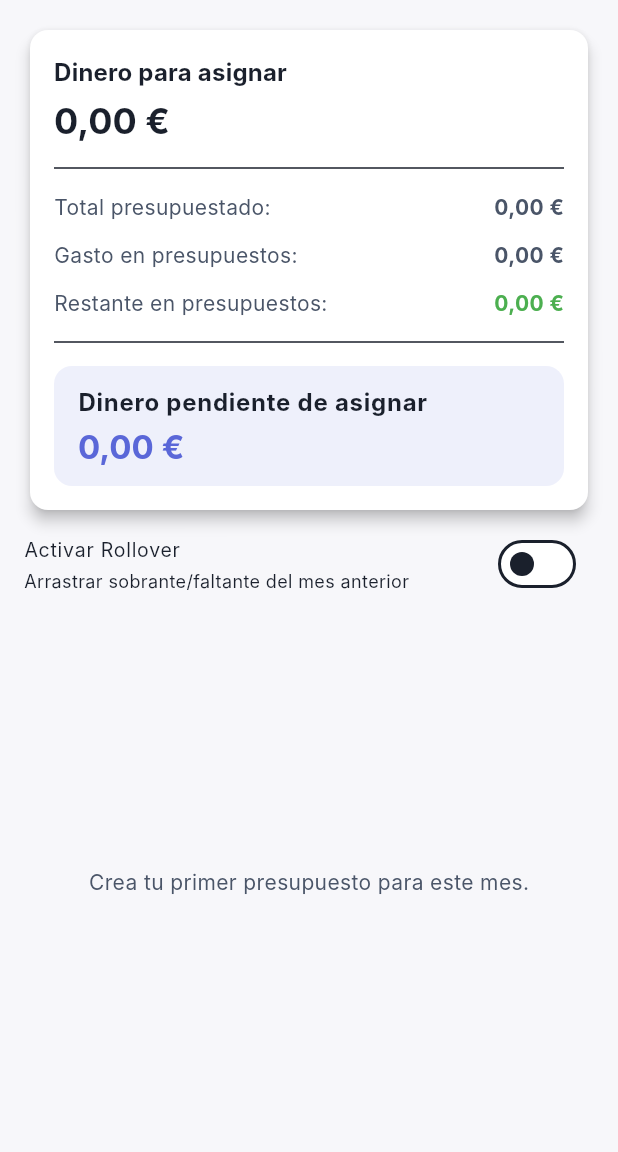
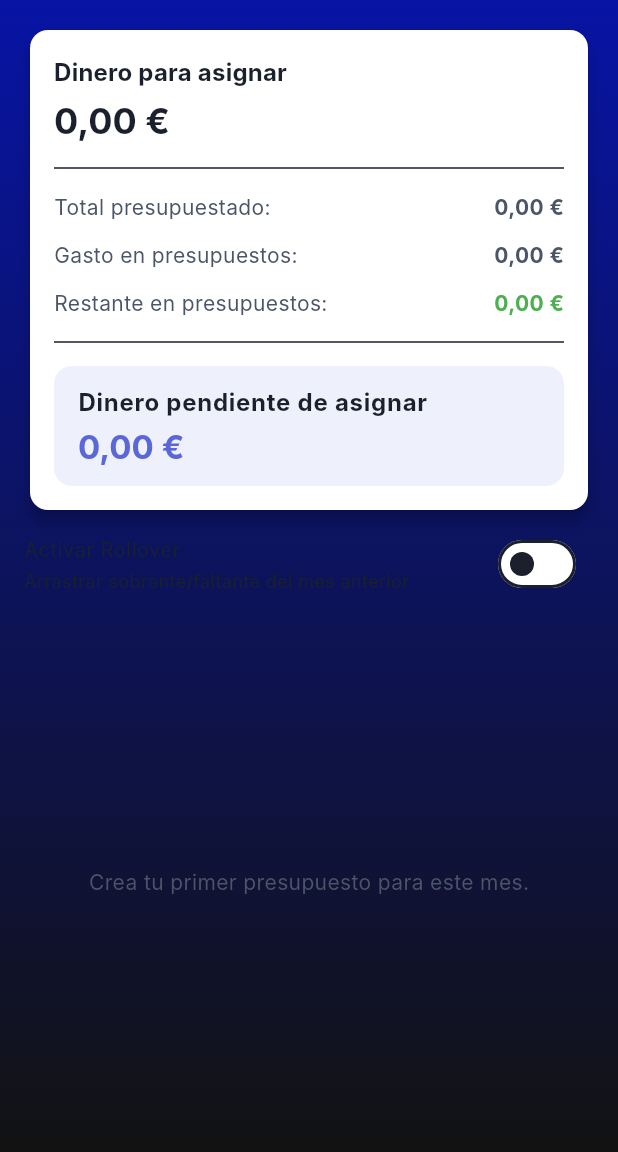
Before and after one commit to Thiagosnchz02/finai_flutter, a Flutter app: the BudgetScreen screen opened by its route, on a phone screen of 412 x 824 dp, the part 84-1236 px from its top. Run offline on Flutter 3.47's test engine with Material 3 defaults, Android fonts, the phone set to English and light mode, and no system bars; our stand-ins replace fl_chart, flutter_dotenv, flutter_svg, font_awesome_flutter, image_picker, intl_phone_field and 4 more; missing offline and left inert: flutter_facebook_auth; accounts and stored records are empty; Roboto replaces fonts that are missing (Inter).

Commit message:
Add gradient background to budgets screen

```diff
--- a/lib/features/budgets/screens/budget_screen.dart
+++ b/lib/features/budgets/screens/budget_screen.dart
@@ -192,12 +192,20 @@ class _BudgetScreenState extends State<BudgetScreen> {
           ),
         ],
       ),
-      body: FutureBuilder<Map<String, dynamic>>(
-        future: _dataFuture,
-        builder: (context, snapshot) {
-          if (snapshot.connectionState == ConnectionState.waiting) {
-            return const Center(child: CircularProgressIndicator());
-          }
+      body: Container(
+        decoration: const BoxDecoration(
+          gradient: LinearGradient(
+            colors: [Color(0xFF0714A4), Color(0xFF121212)],
+            begin: Alignment.topCenter,
+            end: Alignment.bottomCenter,
+          ),
+        ),
+        child: FutureBuilder<Map<String, dynamic>>(
+          future: _dataFuture,
+          builder: (context, snapshot) {
+            if (snapshot.connectionState == ConnectionState.waiting) {
+              return const Center(child: CircularProgressIndicator());
+            }
           if (snapshot.hasError) {
             return Center(child: Text('Error al cargar los datos: ${snapshot.error}'));
           }
@@ -250,6 +258,7 @@ class _BudgetScreenState extends State<BudgetScreen> {
             ),
           );
         },
+        ),
       ),
     );
   }
```
